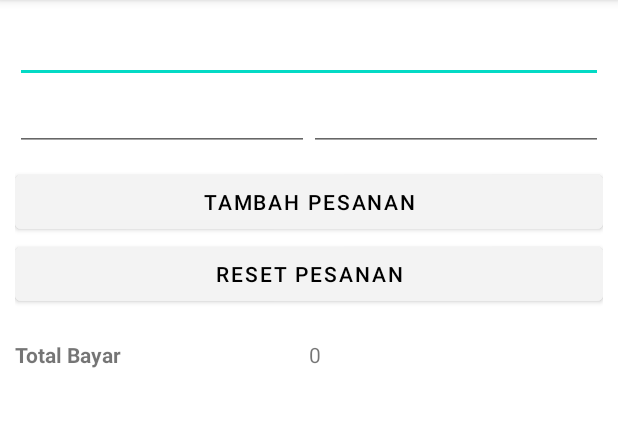
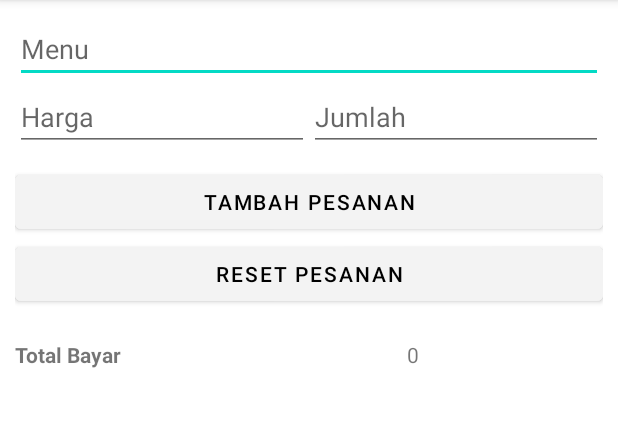
Before and after one commit to inihikam/studi-kasus-pesanan, an Android app: the screen it shows after launch (MainActivity), after a tap on "RESET PESANAN", on a phone screen of 412 x 824 dp, the part 84-511 px from its top. Run offline under Robolectric (Android 15) with nearby library versions, the phone set to English and light mode, and no system bars; 1 other tap on this screen came first.

Commit message:
app v1.1

```diff
--- a/app/src/main/java/com/example/studikasuspesanan/Makanan.java
+++ b/app/src/main/java/com/example/studikasuspesanan/Makanan.java
@@ -18,10 +18,10 @@ public class Makanan {
         return nama + " ( " + jumlah + " X " + harga + " ) ";
     }
 
-    public int getJumlahHarga() {
+    public String getJumlahHarga() {
         Locale locale = new Locale("in", "ID");
         NumberFormat format = NumberFormat.getCurrencyInstance(locale);
         format.setMaximumFractionDigits(0);
-        return jumlah;
+        return format.format(harga*jumlah);
     }
 }
--- a/app/src/main/res/layout/activity_main.xml
+++ b/app/src/main/res/layout/activity_main.xml
@@ -14,7 +14,7 @@
         android:layout_width="match_parent"
         android:layout_height="wrap_content"
         android:inputType="text"
-        android:text="Menu" />
+        android:hint="Menu" />
 
     <LinearLayout
         android:layout_width="match_parent"
@@ -27,7 +27,7 @@
             android:layout_height="wrap_content"
             android:layout_weight="1"
             android:inputType="number"
-            android:text="Harga"/>
+            android:hint="Harga"/>
 
         <EditText
             android:id="@+id/jumlahMenu"
@@ -35,7 +35,7 @@
             android:layout_height="wrap_content"
             android:layout_weight="1"
             android:inputType="number"
-            android:text="Jumlah"/>
+            android:hint="Jumlah"/>
 
     </LinearLayout>
 
@@ -79,7 +79,7 @@
             android:id="@+id/totalBiaya"
             android:layout_width="match_parent"
             android:layout_height="wrap_content"
-            android:layout_weight="1"
+            android:layout_weight="2"
             android:layout_marginTop="10dp"/>
 
     </LinearLayout>
```
